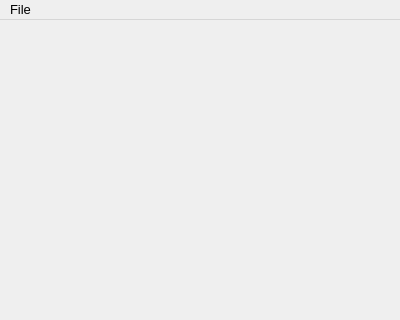
The window that Jos_Bijlenga/mapMaker/mainwindow.ui (madmilla/THO78-Roborescue) describes before a commit, drawn with Qt 5.
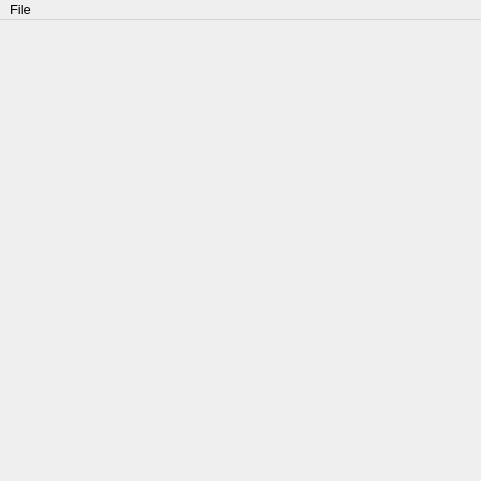
The same window after the commit. Icons and pictures are not drawn.

The edit to the form file:
```diff
--- a/Jos_Bijlenga/mapMaker/mainwindow.ui
+++ b/Jos_Bijlenga/mapMaker/mainwindow.ui
@@ -6,20 +6,14 @@
    <rect>
     <x>0</x>
     <y>0</y>
-    <width>400</width>
-    <height>320</height>
+    <width>481</width>
+    <height>481</height>
    </rect>
   </property>
   <property name="minimumSize">
    <size>
-    <width>400</width>
-    <height>320</height>
-   </size>
-  </property>
-  <property name="maximumSize">
-   <size>
-    <width>400</width>
-    <height>320</height>
+    <width>481</width>
+    <height>481</height>
    </size>
   </property>
   <property name="baseSize">
@@ -47,7 +41,7 @@
     <rect>
      <x>0</x>
      <y>0</y>
-     <width>400</width>
+     <width>481</width>
      <height>21</height>
     </rect>
    </property>
```
Left out of the diff: 6 changed lines with no effect on the pictures.
